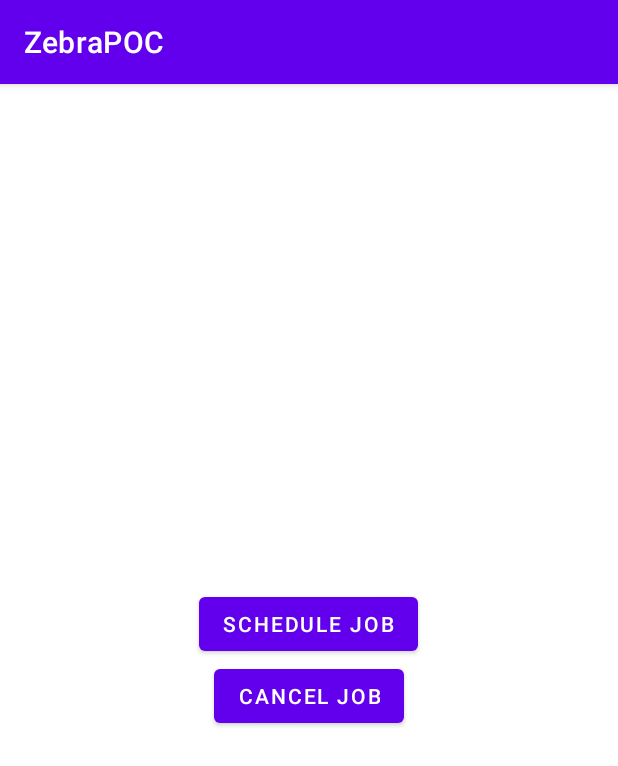
After one commit to arnabalumnus/ZebraPOC, an Android app: the JobActivity screen opened directly, with no data from a screen before it, on a phone screen of 412 x 824 dp. The commit adds this screen. Shown: the top 766 px of the screen. Run offline under Robolectric (Android 15) with nearby library versions, the phone set to English and light mode, and no system bars.

Commit message:
JobService, JobScheduler and jobInfo demo implemented

```diff
--- a/app/src/main/java/com/example/zebrapoc/ui/activity/MainActivity.java
+++ b/app/src/main/java/com/example/zebrapoc/ui/activity/MainActivity.java
@@ -75,6 +75,10 @@ public class MainActivity extends AppCompatActivity {
         }
     }
 
+    public void navigateToJobActivity(View view) {
+        startActivity(new Intent(this, JobActivity.class));
+    }
+
     public void exportDataIntoCSVFile() {
         Runnable runnable = () -> {
             File exportDir;
--- /dev/null
+++ b/app/src/main/res/layout/activity_job.xml
@@ -0,0 +1,23 @@
+<?xml version="1.0" encoding="utf-8"?>
+<LinearLayout xmlns:android="http://schemas.android.com/apk/res/android"
+    xmlns:app="http://schemas.android.com/apk/res-auto"
+    xmlns:tools="http://schemas.android.com/tools"
+    android:layout_width="match_parent"
+    android:layout_height="match_parent"
+    android:gravity="center"
+    android:orientation="vertical"
+    tools:context=".ui.activity.JobActivity">
+
+    <Button
+        android:layout_width="wrap_content"
+        android:layout_height="wrap_content"
+        android:onClick="scheduleJob"
+        android:text="Schedule Job" />
+
+    <Button
+        android:layout_width="wrap_content"
+        android:layout_height="wrap_content"
+        android:onClick="cancelJob"
+        android:text="Cancel Job" />
+
+</LinearLayout>
```
Also changed, not shown: app/src/main/AndroidManifest.xml (+5 -3 lines), app/src/main/java/com/example/zebrapoc/service/SaveCsvJobService.java (added, +52 -0 lines), app/src/main/java/com/example/zebrapoc/ui/activity/JobActivity.java (added, +48 -0 lines), app/src/main/res/layout/activity_main.xml (+11 -3 lines).
